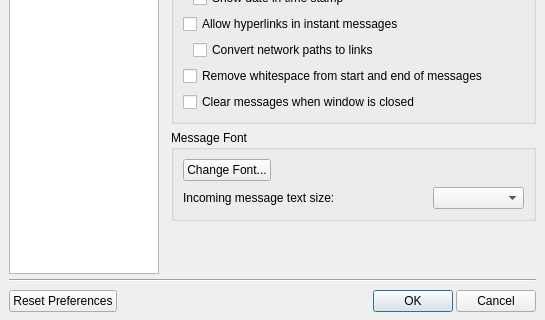
Before: the Qt Designer form sources/aformsettings.ui in murtisoft/lnmsgr, drawn with Qt 5; both pictures show x 0 to 545 and y 222 to 542 of the 545 by 542 pixel window.
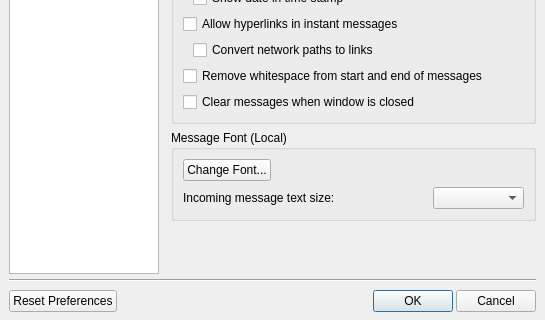
After: the same form once the commit is applied. The open tabs and pages were chosen to show the change.

What changed in the file:
```diff
--- a/sources/aformsettings.ui
+++ b/sources/aformsettings.ui
@@ -746,7 +746,7 @@
          <item>
           <widget class="QGroupBox" name="grpMsgFont">
            <property name="title">
-            <string>Message Font</string>
+            <string>Message Font (Local)</string>
            </property>
            <layout class="QVBoxLayout" name="verticalLayout_13">
             <item>
```
Left out of the diff: 2 changed lines with no effect on the pictures.
